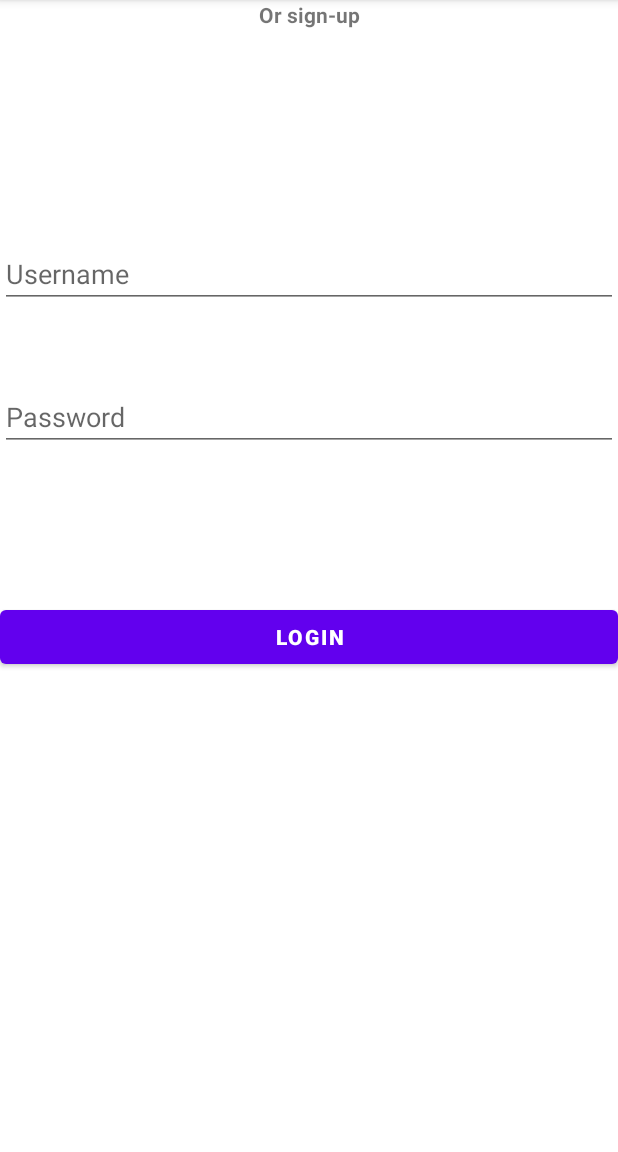
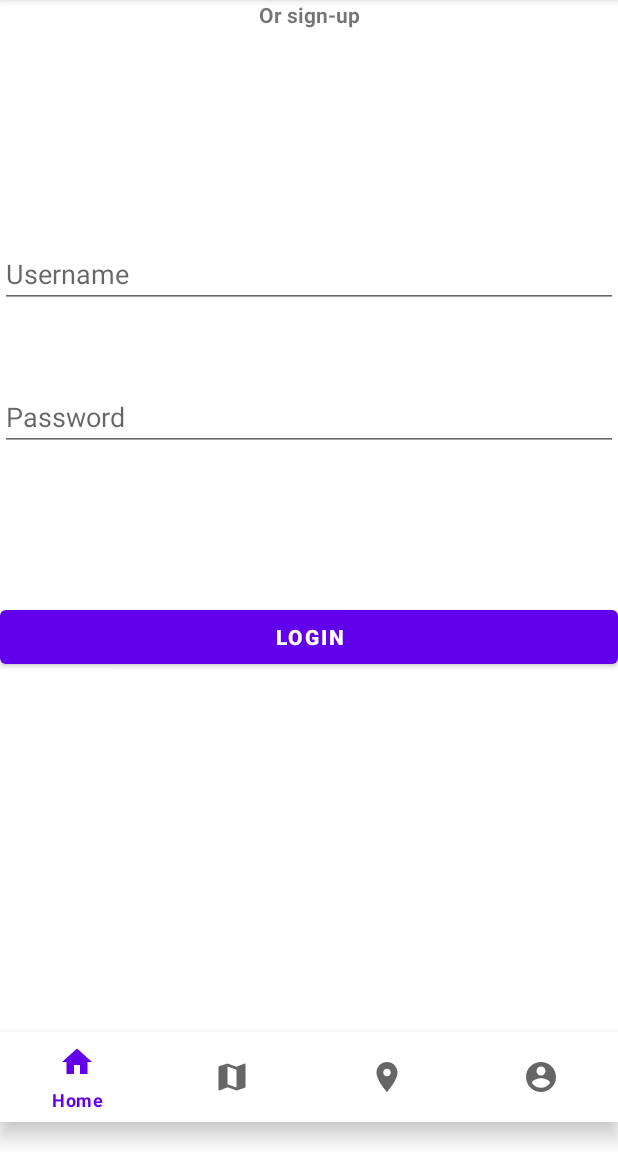
Before and after one commit to cybjorge/ByePrivacy, an Android app: the screen it shows after launch (MainActivity), on a phone screen of 412 x 824 dp, the part 84-1236 px from its top. Run offline under Robolectric (Android 15) with nearby library versions, the light colour scheme and no system bars; our stand-ins replace Room's generated code, data binding; 2 statements that could not run were skipped.

Commit message:
bottom navigation bar

```diff
--- a/app/src/main/java/com/example/byeprivacy/MainActivity.kt
+++ b/app/src/main/java/com/example/byeprivacy/MainActivity.kt
@@ -2,16 +2,53 @@ package com.example.byeprivacy
 
 import androidx.appcompat.app.AppCompatActivity
 import android.os.Bundle
+import android.view.View
+import androidx.fragment.app.Fragment
+import androidx.navigation.NavDestination
+import androidx.navigation.findNavController
 import androidx.navigation.fragment.NavHostFragment
+import com.example.byeprivacy.ui.fragments.BarsFragment
+import com.google.android.material.bottomnavigation.BottomNavigationView
 
 class MainActivity : AppCompatActivity() {
     override fun onCreate(savedInstanceState: Bundle?) {
         super.onCreate(savedInstanceState)
+        lateinit var bottomNav: BottomNavigationView
 
         setContentView(R.layout.activity_main)
 
         val navHostFragment =
             supportFragmentManager.findFragmentById(R.id.nav_host_fragment) as NavHostFragment
+        val navController = navHostFragment.navController
+
+        //bottom navigation
+        navController.addOnDestinationChangedListener { _, nd: NavDestination, _ ->
+            if (nd.id == R.id.signUpFragment || nd.id == R.id.loginFragment) {
+                bottomNav.visibility = View.VISIBLE
+            } else {
+                bottomNav.visibility = View.GONE
+            }
+
+
+            bottomNav = findViewById(R.id.bottomNav) as BottomNavigationView
+            bottomNav.setOnNavigationItemReselectedListener {
+                when (it.itemId) {
+                    R.id.home -> {
+                        navController.navigate(R.id.action_global_barsFragment)
+                    }
+                    /*
+                R.id.message -> {
+                    loadFragment(ChatFragment())
+                    return@setOnNavigationItemReselectedListener
+                }
+                R.id.settings -> {
+                    loadFragment(SettingFragment())
+                    return@setOnNavigationItemReselectedListener
+                }
+                */
+                }
+            }
+        }
+
     }
-
 }
--- a/app/src/main/java/com/example/byeprivacy/ui/fragments/LoginFragment.kt
+++ b/app/src/main/java/com/example/byeprivacy/ui/fragments/LoginFragment.kt
@@ -14,6 +14,7 @@ import com.example.byeprivacy.data.api.helpers.PreferenceData
 import com.example.byeprivacy.databinding.FragmentLoginBinding
 import com.example.byeprivacy.utils.Injection
 import com.example.byeprivacy.ui.viewmodels.LoginViewModel
+import com.google.android.material.bottomnavigation.BottomNavigationView
 
 class LoginFragment : Fragment() {
     private lateinit var binding: FragmentLoginBinding
--- a/app/src/main/java/com/example/byeprivacy/ui/viewmodels/LoginViewModel.kt
+++ b/app/src/main/java/com/example/byeprivacy/ui/viewmodels/LoginViewModel.kt
@@ -34,4 +34,5 @@ class LoginViewModel (private val repository: LocalRepo) : ViewModel() {
     }
     fun show(msg: String){ _message.postValue(EventHandler(msg))}
 
+
 }
--- a/app/src/main/res/layout/activity_main.xml
+++ b/app/src/main/res/layout/activity_main.xml
@@ -14,5 +14,18 @@
         app:defaultNavHost="true"
         app:navGraph="@navigation/nav_graph" />
 
+    <com.google.android.material.bottomnavigation.BottomNavigationView
+        android:id="@+id/bottomNav"
+        android:layout_width="match_parent"
+        android:layout_height="60dp"
+        android:layout_alignParentBottom="true"
+        android:layout_marginBottom="20dp"
+        app:layout_constraintBottom_toBottomOf="parent"
+        app:layout_constraintEnd_toEndOf="parent"
+        app:layout_constraintHorizontal_bias="0.5"
+        app:layout_constraintStart_toStartOf="parent"
+        app:menu="@menu/app_nav_menu"
+        android:scrollIndicators="left"/>
+
 
 </androidx.constraintlayout.widget.ConstraintLayout>
--- /dev/null
+++ b/app/src/main/res/menu/app_nav_menu.xml
@@ -0,0 +1,19 @@
+<?xml version="1.0" encoding="utf-8"?>
+<menu xmlns:android="http://schemas.android.com/apk/res/android">
+    <item
+        android:id="@+id/home"
+        android:icon="@drawable/ic_baseline_home_24"
+        android:title="Home"  />
+    <item
+        android:id="@+id/map"
+        android:icon="@drawable/ic_baseline_map_24"
+        android:title="Map" />
+    <item
+        android:id="@+id/check_in"
+        android:icon="@drawable/ic_baseline_location_on_24"
+        android:title="Check In" />
+    <item
+        android:id="@+id/profile"
+        android:icon="@drawable/ic_baseline_account_circle_24"
+        android:title="Profile" />
+</menu>
```
